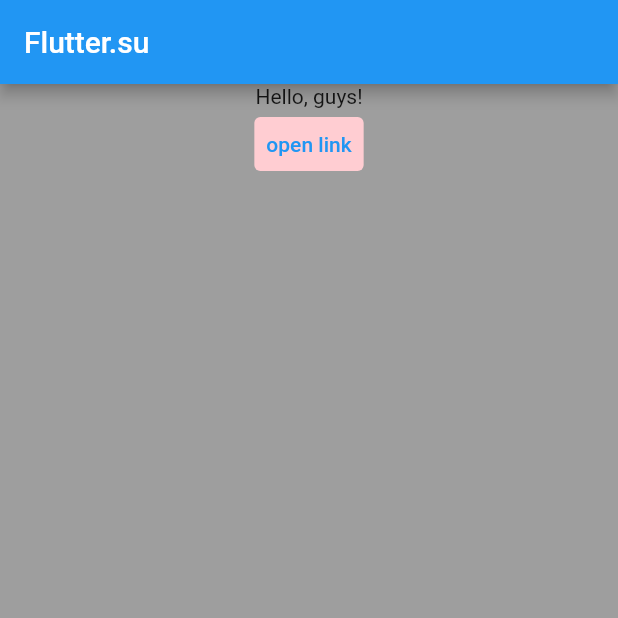
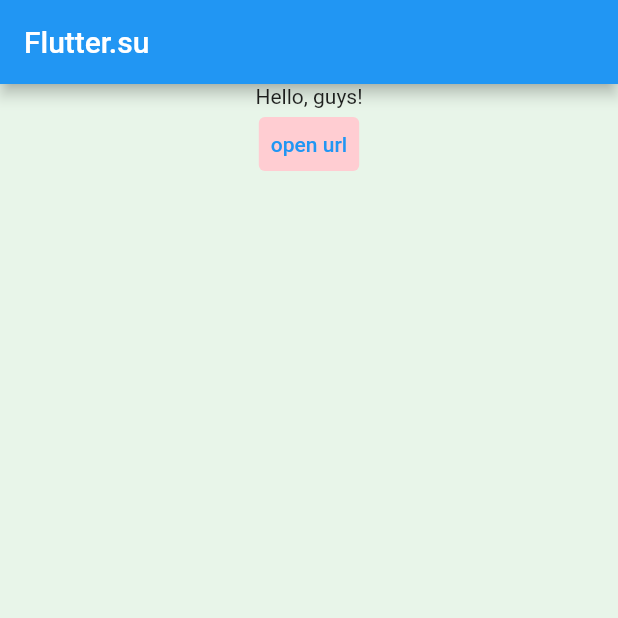
Before and after one commit to MRS88/flutter_projects, a Flutter app: the screen it shows after launch, on a phone screen of 412 x 824 dp, the top half of it. Run offline on Flutter 3.47's test engine with Material 2 defaults, Android fonts, the phone set to English and light mode, and no system bars.

Commit message:
initial commit

```diff
--- a/lib/main.dart
+++ b/lib/main.dart
@@ -3,7 +3,10 @@ import 'package:url_launcher/url_launcher.dart';
 
 class MyBody extends StatelessWidget{
   Widget build(BuildContext context) {
-    var textButton = new TextButton(style: ButtonStyle(backgroundColor: MaterialStateProperty.all(Colors.red[100]),),
+    return new Center(child: new Column(
+      children: [
+        new Text('Hello, guys!'),
+        new TextButton(style: ButtonStyle(backgroundColor: MaterialStateProperty.all(Colors.red[100])),
         onPressed: () async {
           const url = 'https://flutter.su/';
           if (await canLaunch(url)) {
@@ -11,13 +14,11 @@ class MyBody extends StatelessWidget{
           } else {
             throw 'Could not launch $url';
           }
-        },
-        child: Text('open link'),);
-    return new Center(child: new Column(
-      children: [
-        new Text('Hello, guys!'), textButton
-      ]));
+        }, child: buildText()
+      )]));
   }
+
+  Text buildText() => Text('open url');
 }
 
 void main() {
@@ -27,7 +28,7 @@ void main() {
       home: new Scaffold(
         appBar: new AppBar(title: new Text('Flutter.su')),
         body: new MyBody(),
-        backgroundColor: Colors.grey
+        backgroundColor: Colors.green[50]
           )
         )
       );
--- a/pubspec.yaml
+++ b/pubspec.yaml
@@ -23,6 +23,7 @@ environment:
 dependencies:
   flutter:
     sdk: flutter
+  url_launcher: ^6.0.2
 
 
   # The following adds the Cupertino Icons font to your application.
```
